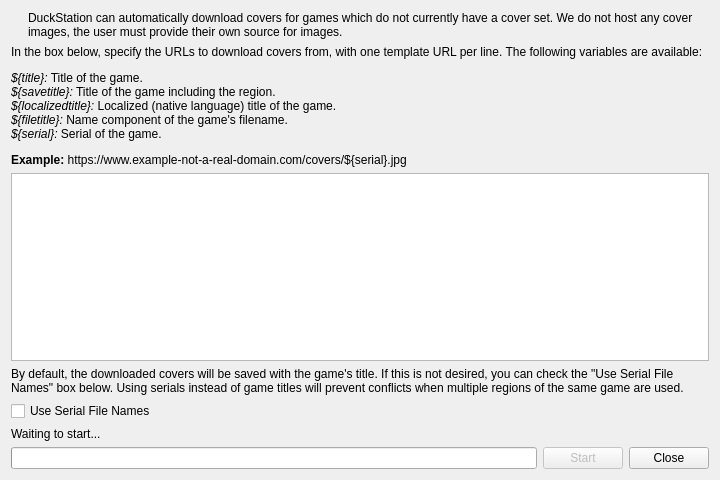
Above: src/duckstation-qt/coverdownloadwindow.ui from stenzek/duckstation before the change. Below: the same form after it.
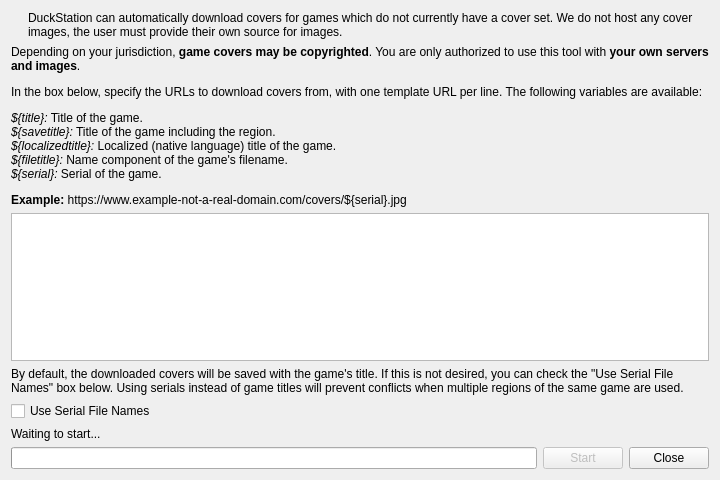
That is the form after the change. Icons and pictures are not drawn.

What changed in the file:
```diff
--- a/src/duckstation-qt/coverdownloadwindow.ui
+++ b/src/duckstation-qt/coverdownloadwindow.ui
@@ -50,7 +50,7 @@
       </sizepolicy>
      </property>
      <property name="text">
-      <string>&lt;html&gt;&lt;head/&gt;&lt;body&gt;&lt;p&gt;In the box below, specify the URLs to download covers from, with one template URL per line. The following variables are available:&lt;/p&gt;&lt;p&gt;&lt;span style=&quot; font-style:italic;&quot;&gt;${title}:&lt;/span&gt; Title of the game.&lt;br/&gt;&lt;span style=&quot; font-style:italic;&quot;&gt;${savetitle}:&lt;/span&gt; Title of the game including the region.&lt;br/&gt;&lt;span style=&quot; font-style:italic;&quot;&gt;${localizedtitle}:&lt;/span&gt; Localized (native language) title of the game.&lt;br/&gt;&lt;span style=&quot; font-style:italic;&quot;&gt;${filetitle}:&lt;/span&gt; Name component of the game's filename.&lt;br/&gt;&lt;span style=&quot; font-style:italic;&quot;&gt;${serial}:&lt;/span&gt; Serial of the game.&lt;/p&gt;&lt;p&gt;&lt;span style=&quot; font-weight:700;&quot;&gt;Example:&lt;/span&gt; https://www.example-not-a-real-domain.com/covers/${serial}.jpg&lt;/p&gt;&lt;/body&gt;&lt;/html&gt;</string>
+      <string>&lt;html&gt;&lt;head/&gt;&lt;body&gt;&lt;p&gt;Depending on your jurisdiction, &lt;span style=&quot; font-weight:700;&quot;&gt;game covers may be copyrighted&lt;/span&gt;. You are only authorized to use this tool with &lt;span style=&quot; font-weight:700;&quot;&gt;your own servers and images&lt;/span&gt;.&lt;/p&gt;&lt;p&gt;In the box below, specify the URLs to download covers from, with one template URL per line. The following variables are available:&lt;/p&gt;&lt;p&gt;&lt;span style=&quot; font-style:italic;&quot;&gt;${title}:&lt;/span&gt; Title of the game.&lt;br/&gt;&lt;span style=&quot; font-style:italic;&quot;&gt;${savetitle}:&lt;/span&gt; Title of the game including the region.&lt;br/&gt;&lt;span style=&quot; font-style:italic;&quot;&gt;${localizedtitle}:&lt;/span&gt; Localized (native language) title of the game.&lt;br/&gt;&lt;span style=&quot; font-style:italic;&quot;&gt;${filetitle}:&lt;/span&gt; Name component of the game's filename.&lt;br/&gt;&lt;span style=&quot; font-style:italic;&quot;&gt;${serial}:&lt;/span&gt; Serial of the game.&lt;/p&gt;&lt;p&gt;&lt;span style=&quot; font-weight:700;&quot;&gt;Example:&lt;/span&gt; https://www.example-not-a-real-domain.com/covers/${serial}.jpg&lt;/p&gt;&lt;/body&gt;&lt;/html&gt;</string>
      </property>
      <property name="wordWrap">
       <bool>true</bool>
```
